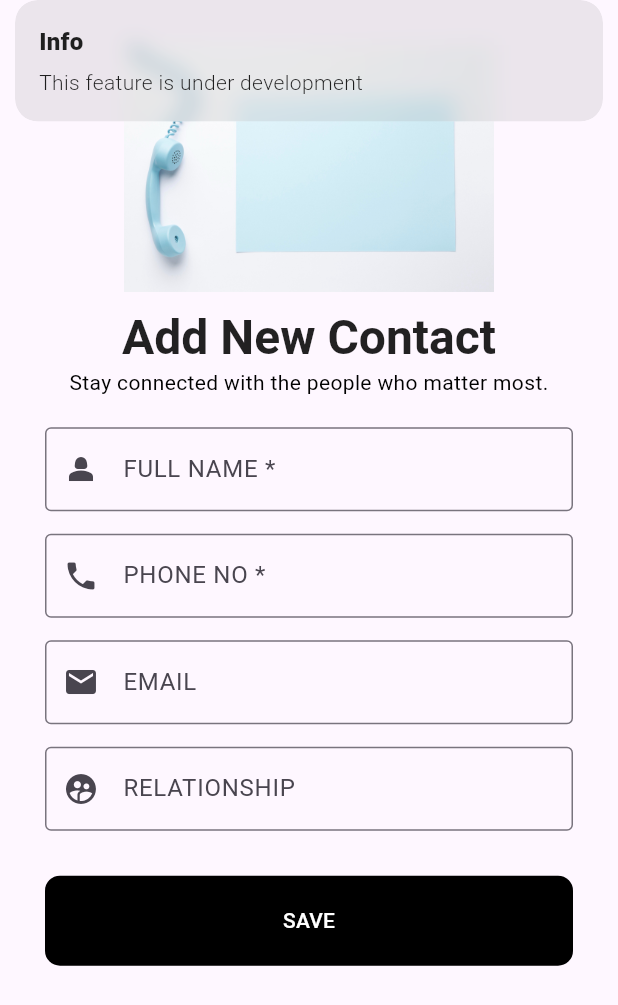
After one commit to Tashfeen-Chohan/FLUTTER-CONTACT-APP, a Flutter app: the NewContactScreen screen opened directly, after a tap on "SAVE", on a phone screen of 412 x 824 dp. The commit adds this screen. Shown: the top 1005 px of the screen. Run offline on Flutter 3.47's test engine with Material 3 defaults, Android fonts, the phone set to English and light mode, and no system bars; our stand-ins replace cloud_firestore, firebase_auth, firebase_core, flutter_otp_text_field, get, get_storage and 2 more; accounts and stored records are empty.

Commit message:
design - Add New Contact Screen

```diff
--- a/lib/src/constants/image_strings.dart
+++ b/lib/src/constants/image_strings.dart
@@ -8,3 +8,4 @@ const String tSignupImg = "assets/images/signup_img.jpg";
 const String tGoogleLogo = "assets/images/google_logo.png";
 const String tLogo = "assets/images/logo.png";
 const String tProfile = "assets/images/cowboy.png";
+const String tNewContact = "assets/images/new_contact.jpg";
--- a/lib/src/features/core/screens/contacts/contacts.dart
+++ b/lib/src/features/core/screens/contacts/contacts.dart
@@ -2,6 +2,7 @@ import 'package:flutter/material.dart';
 import 'package:get/get.dart';
 import 'package:login_app/src/common/bottom_navbar.dart';
 import 'package:login_app/src/common/side_drawer.dart';
+import 'package:login_app/src/features/core/screens/contacts/new_contact.dart';
 import 'package:login_app/src/features/core/screens/profile/profile_screen.dart';
 
 class ContactsScreen extends StatefulWidget {
@@ -37,11 +38,11 @@ class _ContactsScreenState extends State<ContactsScreen> {
       ),
       drawer: const SideDrawer(),
       bottomNavigationBar: const MyBottonNavbar(),
-      floatingActionButton: const FloatingActionButton(
+      floatingActionButton: FloatingActionButton(
         backgroundColor: Colors.blue,
         foregroundColor: Colors.white,
-        onPressed: null,
-        child: Icon(Icons.add),
+        onPressed: () => Get.to(() => const NewContactScreen()),
+        child: const Icon(Icons.add),
       ),
     );
   }
--- /dev/null
+++ b/lib/src/features/core/screens/contacts/new_contact.dart
@@ -0,0 +1,83 @@
+import 'package:flutter/material.dart';
+import 'package:get/get.dart';
+import 'package:login_app/src/common/elevated_button_widget.dart';
+import 'package:login_app/src/common/form_header_widget.dart';
+import 'package:login_app/src/common/textfield_widget.dart';
+import 'package:login_app/src/constants/image_strings.dart';
+
+class NewContactScreen extends StatelessWidget {
+  const NewContactScreen({super.key});
+
+  @override
+  Widget build(BuildContext context) {
+    return Scaffold(
+      // appBar: AppBar(
+      //   title: const Text("New Contact"),
+      //   centerTitle: true,
+      // ),
+      body: SingleChildScrollView(
+        child: Container(
+          padding: const EdgeInsets.all(30),
+          child: Column(
+            children: [
+              const FormHeaderWidget(
+                headerImg: tNewContact,
+                title: "Add New Contact",
+                subTitle: 'Stay connected with the people who matter most.',
+              ),
+              Form(
+                child: Container(
+                  padding: const EdgeInsets.symmetric(vertical: 20),
+                  child: Column(
+                    children: [
+                      TextfieldWidget(
+                        validator: (value) {
+                          if (value == null || value.isEmpty) {
+                            return "Please enter Full Name here!";
+                          }
+                          return null;
+                        },
+                        // controller: loginController.email,
+                        label: "FULL NAME *",
+                        hintText: "Full Name",
+                        prefixIcon: Icons.person_2,
+                      ),
+                      const SizedBox(
+                        height: 15,
+                      ),
+                      const TextfieldWidget(
+                        // controller: loginController.password,
+                        label: "PHONE NO *",
+                        hintText: "Contact Number",
+                        prefixIcon: Icons.phone,
+                      ),
+                      const SizedBox(height: 15),
+                      const TextfieldWidget(
+                        label: "EMAIL",
+                        hintText: "Email",
+                        prefixIcon: Icons.email,
+                      ),
+                      const SizedBox(height: 15),
+                      const TextfieldWidget(
+                        label: "RELATIONSHIP",
+                        hintText: "Relationship",
+                        prefixIcon: Icons.supervised_user_circle,
+                      ),
+                      const SizedBox(height: 30),
+                      ElevatedButtonWidget(
+                          text: "SAVE",
+                          onPressed: () {
+                            Get.snackbar(
+                                "Info", "This feature is under development");
+                          }),
+                    ],
+                  ),
+                ),
+              ),
+            ],
+          ),
+        ),
+      ),
+    );
+  }
+}
```
Also changed, not shown: assets/images/new_contact.jpg (added).
